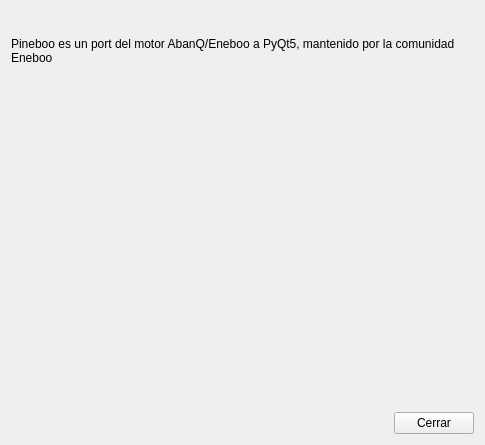
The window that pineboolib/dlgabout/about_pineboo.ui (deavid/pineboo) describes before a commit, drawn with Qt 5.
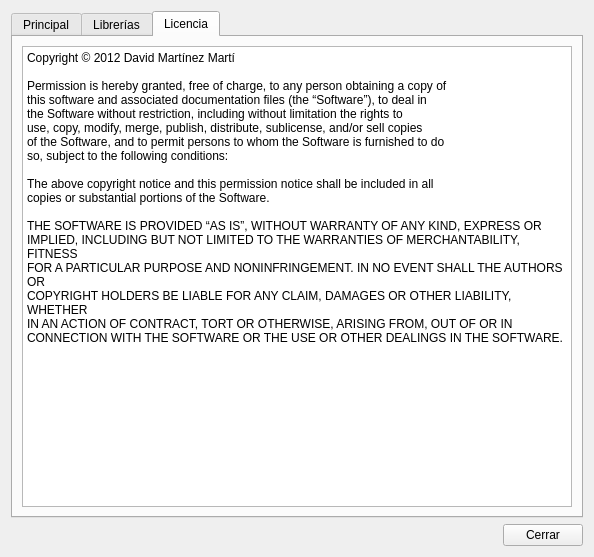
The same window after the commit. The open tabs and pages were chosen to show the change. Icons and pictures are not drawn.

Commit message: mejoras dlg_about

Diff of the .ui file:
```diff
--- a/pineboolib/dlgabout/about_pineboo.ui
+++ b/pineboolib/dlgabout/about_pineboo.ui
@@ -6,8 +6,8 @@
    <rect>
     <x>0</x>
     <y>0</y>
-    <width>485</width>
-    <height>445</height>
+    <width>594</width>
+    <height>557</height>
    </rect>
   </property>
   <property name="maximumSize">
@@ -25,33 +25,23 @@
   </property>
   <layout class="QVBoxLayout" name="verticalLayout">
    <item>
-    <layout class="QHBoxLayout" name="horizontalLayout">
-     <item>
-      <widget class="QLabel" name="lbl_version">
-       <property name="text">
-        <string/>
-       </property>
-      </widget>
-     </item>
+    <widget class="QTabWidget" name="tabWidget">
+     <property name="currentIndex">
+      <number>0</number>
+     </property>
+     <widget class="QWidget" name="tab_principal">
+      <attribute name="title">
+       <string>Principal</string>
+      </attribute>
+      <layout class="QVBoxLayout" name="verticalLayout_3">
      <item>
-      <spacer name="horizontalSpacer">
-       <property name="orientation">
-        <enum>Qt::Horizontal</enum>
-       </property>
-       <property name="sizeHint" stdset="0">
-        <size>
-         <width>40</width>
-         <height>20</height>
-        </size>
-       </property>
-      </spacer>
-     </item>
-    </layout>
-   </item>
+        <layout class="QVBoxLayout" name="verticalLayout_2">
    <item>
     <widget class="QLabel" name="label">
      <property name="text">
-      <string>Pineboo es un port del motor AbanQ/Eneboo a PyQt5, mantenido por la comunidad Eneboo</string>
+            <string>Pineboo es un port del motor AbanQ/Eneboo a PyQt5, mantenido por la comunidad Eneboo basandose en el proyecto pineoo de: David Martínez Martí
+
+https://github.com/deavid/pineboo</string>
      </property>
      <property name="scaledContents">
       <bool>false</bool>
@@ -67,7 +57,7 @@
    <item>
     <layout class="QHBoxLayout" name="horizontalLayout_3">
      <item>
-      <spacer name="horizontalSpacer_4">
+            <spacer name="horizontalSpacer_5">
        <property name="orientation">
         <enum>Qt::Horizontal</enum>
        </property>
@@ -113,6 +103,8 @@
      </item>
     </layout>
    </item>
+        </layout>
+       </item>
    <item>
     <spacer name="verticalSpacer">
      <property name="orientation">
@@ -121,15 +113,89 @@
      <property name="sizeHint" stdset="0">
       <size>
        <width>20</width>
-       <height>323</height>
+           <height>70</height>
       </size>
      </property>
     </spacer>
+       </item>
+      </layout>
+     </widget>
+     <widget class="QWidget" name="tab_librerias">
+      <attribute name="title">
+       <string>Librerías</string>
+      </attribute>
+      <layout class="QVBoxLayout" name="verticalLayout_5">
+       <item>
+        <widget class="QLabel" name="lbl_librerias">
+         <property name="text">
+          <string/>
+         </property>
+         <property name="wordWrap">
+          <bool>true</bool>
+         </property>
+        </widget>
+       </item>
+       <item>
+        <spacer name="verticalSpacer_2">
+         <property name="orientation">
+          <enum>Qt::Vertical</enum>
+         </property>
+         <property name="sizeHint" stdset="0">
+          <size>
+           <width>20</width>
+           <height>431</height>
+          </size>
+         </property>
+        </spacer>
+       </item>
+      </layout>
+     </widget>
+     <widget class="QWidget" name="tab_licencia">
+      <attribute name="title">
+       <string>Licencia</string>
+      </attribute>
+      <layout class="QVBoxLayout" name="verticalLayout_4">
+       <item>
+        <widget class="QPlainTextEdit" name="plainTextEdit">
+         <property name="plainText">
+          <string>Copyright © 2012 David Martínez Martí
+
+Permission is hereby granted, free of charge, to any person obtaining a copy of 
+this software and associated documentation files (the “Software”), to deal in 
+the Software without restriction, including without limitation the rights to 
+use, copy, modify, merge, publish, distribute, sublicense, and/or sell copies 
+of the Software, and to permit persons to whom the Software is furnished to do 
+so, subject to the following conditions:
+
+The above copyright notice and this permission notice shall be included in all 
+copies or substantial portions of the Software.
+
+THE SOFTWARE IS PROVIDED “AS IS”, WITHOUT WARRANTY OF ANY KIND, EXPRESS OR 
+IMPLIED, INCLUDING BUT NOT LIMITED TO THE WARRANTIES OF MERCHANTABILITY, FITNESS 
+FOR A PARTICULAR PURPOSE AND NONINFRINGEMENT. IN NO EVENT SHALL THE AUTHORS OR 
+COPYRIGHT HOLDERS BE LIABLE FOR ANY CLAIM, DAMAGES OR OTHER LIABILITY, WHETHER 
+IN AN ACTION OF CONTRACT, TORT OR OTHERWISE, ARISING FROM, OUT OF OR IN 
+CONNECTION WITH THE SOFTWARE OR THE USE OR OTHER DEALINGS IN THE SOFTWARE.</string>
+         </property>
+        </widget>
+       </item>
+      </layout>
+     </widget>
+    </widget>
    </item>
    <item>
     <layout class="QHBoxLayout" name="horizontalLayout_2">
      <item>
-      <spacer name="horizontalSpacer_2">
+      <layout class="QHBoxLayout" name="horizontalLayout">
+       <item>
+        <widget class="QLabel" name="lbl_version">
+         <property name="text">
+          <string/>
+         </property>
+        </widget>
+       </item>
+       <item>
+        <spacer name="horizontalSpacer">
        <property name="orientation">
         <enum>Qt::Horizontal</enum>
        </property>
@@ -140,6 +206,8 @@
         </size>
        </property>
       </spacer>
+       </item>
+      </layout>
      </item>
      <item>
       <widget class="QPushButton" name="btn_close">
```
Lines whose indentation alone changed are shown as unchanged. The commit also changes 1 other file.
